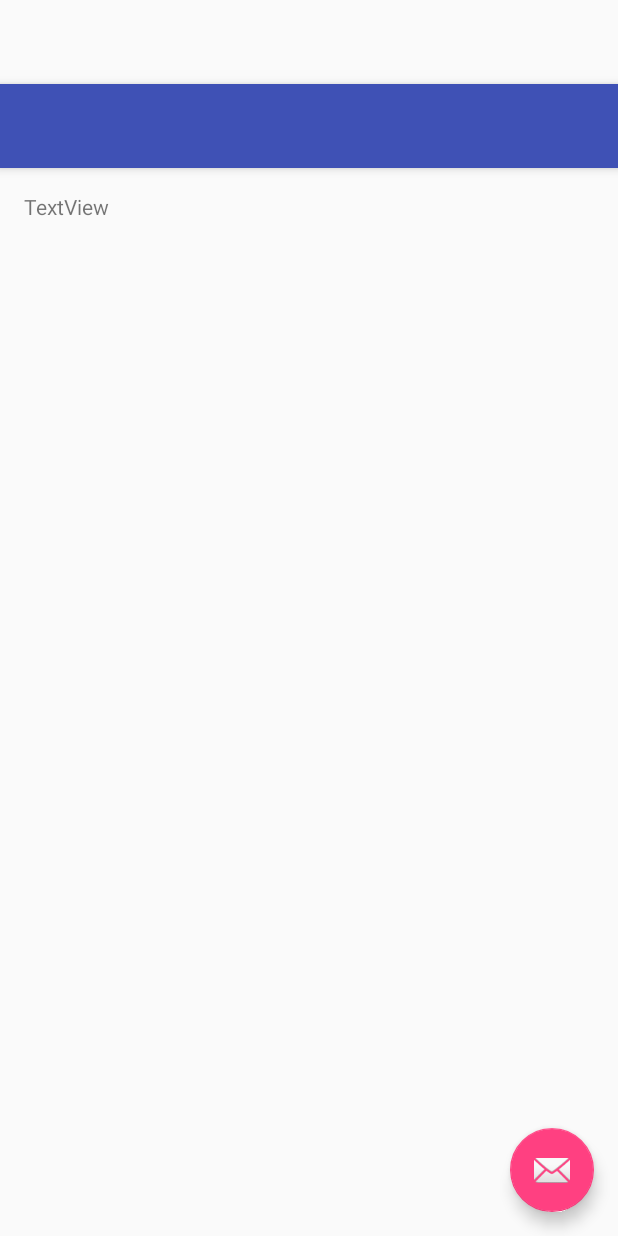
After one commit to tarun0/ppt, an Android app: the layout activity_details.xml on its own in the app's theme, with its tools: preview values and no code run, on a phone screen of 412 x 824 dp. The commit adds this screen. Run offline under Robolectric (Android 15) with nearby library versions, the phone set to English and light mode, and no system bars.

Commit message:
nextActivity added

```diff
--- a/app/src/main/AndroidManifest.xml
+++ b/app/src/main/AndroidManifest.xml
@@ -18,6 +18,10 @@
                 <category android:name="android.intent.category.LAUNCHER" />
             </intent-filter>
         </activity>
+        <activity
+            android:name=".Details"
+            android:label="@string/title_activity_details"
+            android:theme="@style/AppTheme.NoActionBar"></activity>
     </application>
 
 </manifest>
--- /dev/null
+++ b/app/src/main/res/layout/activity_details.xml
@@ -0,0 +1,34 @@
+<?xml version="1.0" encoding="utf-8"?>
+<android.support.design.widget.CoordinatorLayout xmlns:android="http://schemas.android.com/apk/res/android"
+    xmlns:app="http://schemas.android.com/apk/res-auto"
+    xmlns:tools="http://schemas.android.com/tools"
+    android:layout_width="match_parent"
+    android:layout_height="match_parent"
+    android:fitsSystemWindows="true"
+    tools:context="tarun0.presentation.Details">
+
+    <android.support.design.widget.AppBarLayout
+        android:layout_width="match_parent"
+        android:layout_height="wrap_content"
+        android:theme="@style/AppTheme.AppBarOverlay">
+
+        <android.support.v7.widget.Toolbar
+            android:id="@+id/toolbar"
+            android:layout_width="match_parent"
+            android:layout_height="?attr/actionBarSize"
+            android:background="?attr/colorPrimary"
+            app:popupTheme="@style/AppTheme.PopupOverlay" />
+
+    </android.support.design.widget.AppBarLayout>
+
+    <include layout="@layout/content_details" />
+
+    <android.support.design.widget.FloatingActionButton
+        android:id="@+id/fab"
+        android:layout_width="wrap_content"
+        android:layout_height="wrap_content"
+        android:layout_gravity="bottom|end"
+        android:layout_margin="@dimen/fab_margin"
+        app:srcCompat="@android:drawable/ic_dialog_email" />
+
+</android.support.design.widget.CoordinatorLayout>
--- /dev/null
+++ b/app/src/main/res/layout/content_details.xml
@@ -0,0 +1,22 @@
+<?xml version="1.0" encoding="utf-8"?>
+<RelativeLayout xmlns:android="http://schemas.android.com/apk/res/android"
+    xmlns:app="http://schemas.android.com/apk/res-auto"
+    xmlns:tools="http://schemas.android.com/tools"
+    android:id="@+id/content_details"
+    android:layout_width="match_parent"
+    android:layout_height="match_parent"
+    android:paddingBottom="@dimen/activity_vertical_margin"
+    android:paddingLeft="@dimen/activity_horizontal_margin"
+    android:paddingRight="@dimen/activity_horizontal_margin"
+    android:paddingTop="@dimen/activity_vertical_margin"
+    app:layout_behavior="@string/appbar_scrolling_view_behavior"
+    tools:context="tarun0.presentation.Details"
+    tools:showIn="@layout/activity_details">
+
+    <TextView
+        android:id="@+id/detailsView"
+        android:text="TextView"
+        android:layout_width="wrap_content"
+        android:layout_height="wrap_content"
+        />
+</RelativeLayout>
--- a/app/src/main/res/layout/content_main.xml
+++ b/app/src/main/res/layout/content_main.xml
@@ -73,7 +73,8 @@
                     android:layout_height="wrap_content"
                     android:layout_width="wrap_content"
                     android:hint="Name"
-                    android:textSize="20sp"/>
+                    android:textSize="20sp"
+                    android:entries="@array/spinner_gender"/>
             </TableRow>
 
             <TableRow>
@@ -105,6 +106,7 @@
             <TableRow
                 android:layout_marginTop="50dp">
                 <Button
+                    android:id="@+id/submitButton"
                     android:layout_weight="1"
                     android:layout_gravity="center_horizontal"
                     android:layout_height="wrap_content"
--- a/app/src/main/res/values/strings.xml
+++ b/app/src/main/res/values/strings.xml
@@ -7,4 +7,5 @@
         <item>Female</item>
         <item>Transgender</item>
     </string-array>
+    <string name="title_activity_details">Details</string>
 </resources>
```
Also changed, not shown: app/src/main/java/tarun0/presentation/Details.java (added, +59 -0 lines), app/src/main/java/tarun0/presentation/MainActivity.java (+49 -3 lines).
